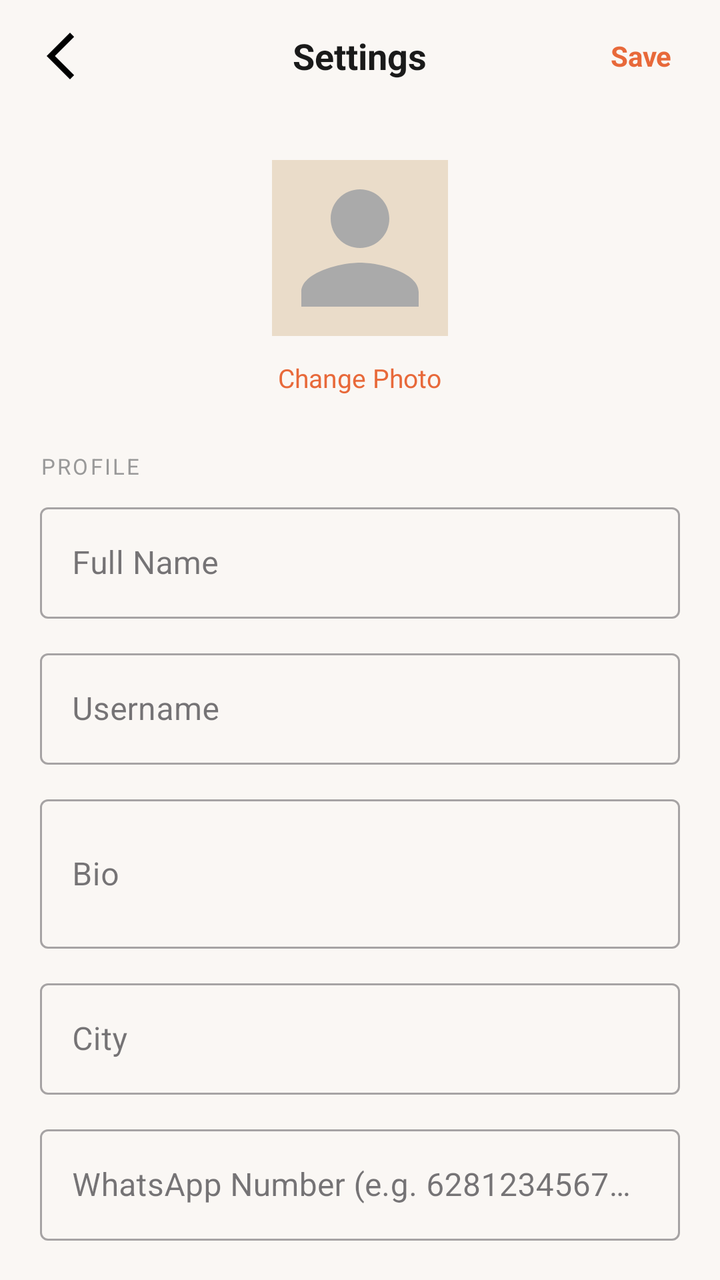
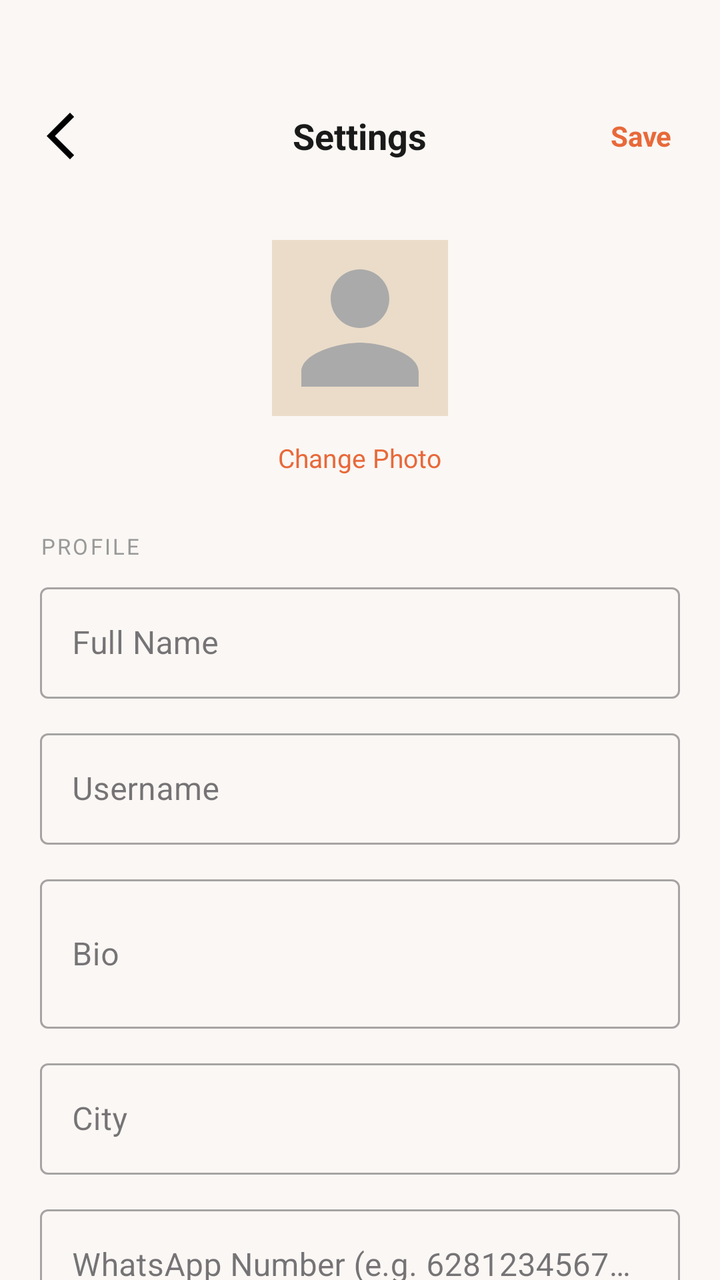

Two renders of the same Android screen: before a commit and after it. Below are the layout's source before the change and the commit's diff.
<!-- AndroidManifest.xml: application theme Theme.AdoptUs -->
<!-- res/layout/fragment_setting.xml -->
<?xml version="1.0" encoding="utf-8"?>
<RelativeLayout xmlns:android="http://schemas.android.com/apk/res/android"
    android:layout_width="match_parent"
    android:layout_height="match_parent"
    android:background="#FAF7F4"
    android:fitsSystemWindows="true">

    
    <RelativeLayout
        android:id="@+id/topBar"
        android:layout_width="match_parent"
        android:layout_height="56dp"
        android:paddingHorizontal="16dp">

        <ImageView
            android:id="@+id/btnBack"
            android:layout_width="48dp"
            android:layout_height="48dp"
            android:layout_centerVertical="true"
            android:layout_alignParentStart="true"
            android:layout_marginStart="-10dp"
            android:background="?attr/selectableItemBackgroundBorderless"
            android:clickable="true"
            android:focusable="true"
            android:padding="10dp"
            android:src="@drawable/ic_back"
            android:contentDescription="Back" />

        <TextView
            android:layout_width="wrap_content"
            android:layout_height="wrap_content"
            android:layout_centerInParent="true"
            android:text="Settings"
            android:textSize="18sp"
            android:textStyle="bold"
            android:textColor="#1A1A1A" />

        <TextView
            android:id="@+id/btnSave"
            android:layout_width="wrap_content"
            android:layout_height="wrap_content"
            android:layout_alignParentEnd="true"
            android:layout_centerVertical="true"
            android:text="Save"
            android:textSize="14sp"
            android:textStyle="bold"
            android:textColor="#E8693A"
            android:padding="8dp"
            android:background="?attr/selectableItemBackgroundBorderless"
            android:clickable="true"
            android:focusable="true" />
    </RelativeLayout>

    
    <androidx.core.widget.NestedScrollView
        android:layout_width="match_parent"
        android:layout_height="match_parent"
        android:layout_below="@id/topBar">

        <LinearLayout
            android:layout_width="match_parent"
            android:layout_height="wrap_content"
            android:orientation="vertical"
            android:paddingHorizontal="20dp"
            android:paddingBottom="40dp">

            
            <LinearLayout
                android:layout_width="match_parent"
                android:layout_height="wrap_content"
                android:orientation="vertical"
                android:gravity="center"
                android:paddingVertical="24dp">

                <com.google.android.material.imageview.ShapeableImageView
                    android:id="@+id/ivAvatar"
                    android:layout_width="88dp"
                    android:layout_height="88dp"
                    android:background="#EADCC9"
                    android:src="@drawable/ic_profile_placeholder"
                    android:scaleType="centerCrop" />

                <TextView
                    android:id="@+id/btnChangePhoto"
                    android:layout_width="wrap_content"
                    android:layout_height="wrap_content"
                    android:text="Change Photo"
                    android:textSize="13sp"
                    android:textColor="#E8693A"
                    android:layout_marginTop="8dp"
                    android:padding="4dp" />
            </LinearLayout>

            
            <TextView
                android:layout_width="wrap_content"
                android:layout_height="wrap_content"
                android:text="PROFILE"
                android:textSize="11sp"
                android:textColor="#999999"
                android:letterSpacing="0.1"
                android:layout_marginBottom="8dp" />

            
            <com.google.android.material.textfield.TextInputLayout
                android:id="@+id/tilFullName"
                style="@style/Widget.MaterialComponents.TextInputLayout.OutlinedBox"
                android:layout_width="match_parent"
                android:layout_height="wrap_content"
                android:hint="Full Name"
                android:layout_marginBottom="12dp">
                <com.google.android.material.textfield.TextInputEditText
                    android:id="@+id/etFullName"
                    android:layout_width="match_parent"
                    android:layout_height="wrap_content"
                    android:inputType="textPersonName" />
            </com.google.android.material.textfield.TextInputLayout>

            
            <com.google.android.material.textfield.TextInputLayout
                android:id="@+id/tilUsername"
                style="@style/Widget.MaterialComponents.TextInputLayout.OutlinedBox"
                android:layout_width="match_parent"
                android:layout_height="wrap_content"
                android:hint="Username"
                android:layout_marginBottom="12dp">
                <com.google.android.material.textfield.TextInputEditText
                    android:id="@+id/etUsername"
                    android:layout_width="match_parent"
                    android:layout_height="wrap_content"
                    android:inputType="text" />
            </com.google.android.material.textfield.TextInputLayout>

            
            <com.google.android.material.textfield.TextInputLayout
                android:id="@+id/tilBio"
                style="@style/Widget.MaterialComponents.TextInputLayout.OutlinedBox"
                android:layout_width="match_parent"
                android:layout_height="wrap_content"
                android:hint="Bio"
                android:layout_marginBottom="12dp">
                <com.google.android.material.textfield.TextInputEditText
                    android:id="@+id/etBio"
                    android:layout_width="match_parent"
                    android:layout_height="wrap_content"
                    android:inputType="textMultiLine"
                    android:minLines="2"
                    android:maxLines="4" />
            </com.google.android.material.textfield.TextInputLayout>

            
            <com.google.android.material.textfield.TextInputLayout
                android:id="@+id/tilCity"
                style="@style/Widget.MaterialComponents.TextInputLayout.OutlinedBox"
                android:layout_width="match_parent"
                android:layout_height="wrap_content"
                android:hint="City"
                android:layout_marginBottom="12dp">
                <com.google.android.material.textfield.TextInputEditText
                    android:id="@+id/etCity"
                    android:layout_width="match_parent"
                    android:layout_height="wrap_content"
                    android:inputType="text" />
            </com.google.android.material.textfield.TextInputLayout>

            
            <com.google.android.material.textfield.TextInputLayout
                android:id="@+id/tilWhatsapp"
                style="@style/Widget.MaterialComponents.TextInputLayout.OutlinedBox"
                android:layout_width="match_parent"
                android:layout_height="wrap_content"
                android:hint="WhatsApp Number (e.g. 628123456789)"
                android:layout_marginBottom="24dp">
                <com.google.android.material.textfield.TextInputEditText
                    android:id="@+id/etWhatsapp"
                    android:layout_width="match_parent"
                    android:layout_height="wrap_content"
                    android:inputType="phone" />
            </com.google.android.material.textfield.TextInputLayout>

            
            <TextView
                android:layout_width="wrap_content"
                android:layout_height="wrap_content"
                android:text="SECURITY"
                android:textSize="11sp"
                android:textColor="#999999"
                android:letterSpacing="0.1"
                android:layout_marginBottom="8dp" />

            
            <com.google.android.material.textfield.TextInputLayout
                android:id="@+id/tilNewPassword"
                style="@style/Widget.MaterialComponents.TextInputLayout.OutlinedBox"
                android:layout_width="match_parent"
                android:layout_height="wrap_content"
                android:hint="New Password (leave blank to keep current)"
                android:layout_marginBottom="12dp">
                <com.google.android.material.textfield.TextInputEditText
                    android:id="@+id/etNewPassword"
                    android:layout_width="match_parent"
                    android:layout_height="wrap_content"
                    android:inputType="textPassword" />
            </com.google.android.material.textfield.TextInputLayout>

            <com.google.android.material.textfield.TextInputLayout
                android:id="@+id/tilConfirmPassword"
                style="@style/Widget.MaterialComponents.TextInputLayout.OutlinedBox"
                android:layout_width="match_parent"
                android:layout_height="wrap_content"
                android:hint="Confirm New Password"
                android:layout_marginBottom="32dp">
                <com.google.android.material.textfield.TextInputEditText
                    android:id="@+id/etConfirmPassword"
                    android:layout_width="match_parent"
                    android:layout_height="wrap_content"
                    android:inputType="textPassword" />
            </com.google.android.material.textfield.TextInputLayout>

            
            <TextView
                android:id="@+id/btnLogout"
                android:layout_width="match_parent"
                android:layout_height="52dp"
                android:text="Log Out"
                android:textSize="15sp"
                android:textStyle="bold"
                android:textColor="#E8693A"
                android:gravity="center"
                android:background="@drawable/bg_btn_logout"
                android:layout_marginBottom="12dp" />

        </LinearLayout>
    </androidx.core.widget.NestedScrollView>

    
    <FrameLayout
        android:id="@+id/loadingOverlay"
        android:layout_width="match_parent"
        android:layout_height="match_parent"
        android:background="#80FFFFFF"
        android:visibility="gone">
        <ProgressBar
            android:layout_width="wrap_content"
            android:layout_height="wrap_content"
            android:layout_gravity="center" />
    </FrameLayout>

</RelativeLayout>
<!-- resources referenced by this layout -->
<resources>
  <!-- drawable bg_btn_logout (drawable) -->
  <?xml version="1.0" encoding="utf-8"?>
  <shape xmlns:android="http://schemas.android.com/apk/res/android"
      android:shape="rectangle">
      <corners android:radius="12dp" />
      <solid android:color="#FFF0EC" />
      <stroke android:width="1.5dp" android:color="#E8693A" />
  </shape>
  <!-- drawable ic_back (drawable) -->
  <vector xmlns:android="http://schemas.android.com/apk/res/android" android:height="24dp" android:tint="#000000" android:viewportHeight="24" android:viewportWidth="24" android:width="24dp">
        
      <path android:fillColor="@android:color/white" android:pathData="M17.77,3.77l-1.77,-1.77l-10,10l10,10l1.77,-1.77l-8.23,-8.23z"/>
      
  </vector>
  <!-- drawable ic_profile_placeholder (drawable) -->
  <?xml version="1.0" encoding="utf-8"?>
  <vector xmlns:android="http://schemas.android.com/apk/res/android"
      android:width="44dp" android:height="44dp"
      android:viewportWidth="24" android:viewportHeight="24">
      <path android:fillColor="#AAAAAA"
          android:pathData="M12,12c2.21,0 4,-1.79 4,-4s-1.79,-4 -4,-4 -4,1.79 -4,4 1.79,4 4,4zM12,14c-2.67,0 -8,1.34 -8,4v2h16v-2c0,-2.66 -5.33,-4 -8,-4z"/>
  </vector>
  <style name="Theme.AdoptUs" parent="Base.Theme.AdoptUs" />
  <style name="Base.Theme.AdoptUs" parent="Theme.Material3.DayNight.NoActionBar">
  
          <item name="colorSecondaryContainer">@color/highlight_orange</item>
  
      </style>
  <color name="highlight_orange">#F7D6CE</color>
</resources>

<!-- the commit's change to res/layout/fragment_setting.xml (unified diff, before → after) -->
@@ -3,7 +3,8 @@
     android:layout_width="match_parent"
     android:layout_height="match_parent"
     android:background="#FAF7F4"
-    android:fitsSystemWindows="true">
+    android:fitsSystemWindows="true"
+    android:paddingTop="@dimen/screen_top_safe_padding">
 
     
     <RelativeLayout
<!-- resource entries referenced after the edit -->
@@ -1,5 +1,6 @@
 <!-- resources referenced by this layout -->
 <resources>
+  <dimen name="screen_top_safe_padding">40dp</dimen>
   <!-- drawable bg_btn_logout (drawable) -->
   <?xml version="1.0" encoding="utf-8"?>
   <shape xmlns:android="http://schemas.android.com/apk/res/android"
